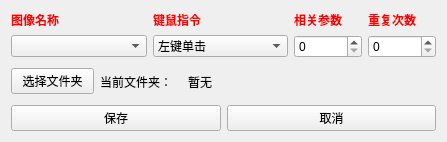
First picture: the form in 窗体/add_instruction.ui, repository FsterThanLight/Clicker, before the edit.
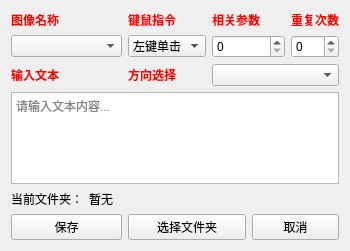
Second picture: the form after the edit. Icons and pictures are not drawn.

```diff
--- a/窗体/add_instruction.ui
+++ b/窗体/add_instruction.ui
@@ -6,8 +6,8 @@
    <rect>
     <x>0</x>
     <y>0</y>
-    <width>447</width>
-    <height>142</height>
+    <width>350</width>
+    <height>251</height>
    </rect>
   </property>
   <property name="windowTitle">
@@ -17,61 +17,8 @@
    <iconset>
     <normaloff>:/按钮图标/图标.png</normaloff>:/按钮图标/图标.png</iconset>
   </property>
-  <layout class="QGridLayout" name="gridLayout_2">
-   <item row="0" column="0" colspan="2">
-    <layout class="QGridLayout" name="gridLayout" columnstretch="2,2,1,1">
-     <item row="0" column="3" rowspan="3">
-      <widget class="QLabel" name="label_4">
-       <property name="palette">
-        <palette>
-         <active>
-          <colorrole role="WindowText">
-           <brush brushstyle="SolidPattern">
-            <color alpha="255">
-             <red>255</red>
-             <green>0</green>
-             <blue>0</blue>
-            </color>
-           </brush>
-          </colorrole>
-         </active>
-         <inactive>
-          <colorrole role="WindowText">
-           <brush brushstyle="SolidPattern">
-            <color alpha="255">
-             <red>255</red>
-             <green>0</green>
-             <blue>0</blue>
-            </color>
-           </brush>
-          </colorrole>
-         </inactive>
-         <disabled>
-          <colorrole role="WindowText">
-           <brush brushstyle="SolidPattern">
-            <color alpha="255">
-             <red>120</red>
-             <green>120</green>
-             <blue>120</blue>
-            </color>
-           </brush>
-          </colorrole>
-         </disabled>
-        </palette>
-       </property>
-       <property name="font">
-        <font>
-         <family>微软雅黑</family>
-         <weight>75</weight>
-         <bold>true</bold>
-        </font>
-       </property>
-       <property name="text">
-        <string>重复次数</string>
-       </property>
-      </widget>
-     </item>
-     <item row="0" column="2" rowspan="3">
+  <layout class="QGridLayout" name="gridLayout">
+   <item row="0" column="3" colspan="2">
       <widget class="QLabel" name="label_3">
        <property name="palette">
         <palette>
@@ -122,7 +69,157 @@
        </property>
       </widget>
      </item>
-     <item row="3" column="1" rowspan="2">
+   <item row="0" column="5">
+    <widget class="QLabel" name="label_4">
+     <property name="palette">
+      <palette>
+       <active>
+        <colorrole role="WindowText">
+         <brush brushstyle="SolidPattern">
+          <color alpha="255">
+           <red>255</red>
+           <green>0</green>
+           <blue>0</blue>
+          </color>
+         </brush>
+        </colorrole>
+       </active>
+       <inactive>
+        <colorrole role="WindowText">
+         <brush brushstyle="SolidPattern">
+          <color alpha="255">
+           <red>255</red>
+           <green>0</green>
+           <blue>0</blue>
+          </color>
+         </brush>
+        </colorrole>
+       </inactive>
+       <disabled>
+        <colorrole role="WindowText">
+         <brush brushstyle="SolidPattern">
+          <color alpha="255">
+           <red>120</red>
+           <green>120</green>
+           <blue>120</blue>
+          </color>
+         </brush>
+        </colorrole>
+       </disabled>
+      </palette>
+     </property>
+     <property name="font">
+      <font>
+       <family>微软雅黑</family>
+       <weight>75</weight>
+       <bold>true</bold>
+      </font>
+     </property>
+     <property name="text">
+      <string>重复次数</string>
+     </property>
+    </widget>
+   </item>
+   <item row="1" column="3" colspan="2">
+    <widget class="QSpinBox" name="spinBox"/>
+   </item>
+   <item row="1" column="5">
+    <widget class="QSpinBox" name="spinBox_2"/>
+   </item>
+   <item row="2" column="0">
+    <widget class="QLabel" name="label_7">
+     <property name="palette">
+      <palette>
+       <active>
+        <colorrole role="WindowText">
+         <brush brushstyle="SolidPattern">
+          <color alpha="255">
+           <red>255</red>
+           <green>0</green>
+           <blue>0</blue>
+          </color>
+         </brush>
+        </colorrole>
+       </active>
+       <inactive>
+        <colorrole role="WindowText">
+         <brush brushstyle="SolidPattern">
+          <color alpha="255">
+           <red>255</red>
+           <green>0</green>
+           <blue>0</blue>
+          </color>
+         </brush>
+        </colorrole>
+       </inactive>
+       <disabled>
+        <colorrole role="WindowText">
+         <brush brushstyle="SolidPattern">
+          <color alpha="255">
+           <red>120</red>
+           <green>120</green>
+           <blue>120</blue>
+          </color>
+         </brush>
+        </colorrole>
+       </disabled>
+      </palette>
+     </property>
+     <property name="font">
+      <font>
+       <family>微软雅黑</family>
+       <weight>75</weight>
+       <bold>true</bold>
+      </font>
+     </property>
+     <property name="text">
+      <string>输入文本</string>
+     </property>
+    </widget>
+   </item>
+   <item row="3" column="0" rowspan="3" colspan="6">
+    <widget class="QTextEdit" name="textEdit">
+     <property name="placeholderText">
+      <string>请输入文本内容...</string>
+     </property>
+    </widget>
+   </item>
+   <item row="7" column="0">
+    <widget class="QLabel" name="label_5">
+     <property name="text">
+      <string>当前文件夹：</string>
+     </property>
+    </widget>
+   </item>
+   <item row="7" column="1" colspan="5">
+    <widget class="QLabel" name="label_6">
+     <property name="text">
+      <string>暂无</string>
+     </property>
+    </widget>
+   </item>
+   <item row="8" column="4" colspan="2">
+    <widget class="QPushButton" name="pushButton_2">
+     <property name="text">
+      <string>取消</string>
+     </property>
+    </widget>
+   </item>
+   <item row="8" column="2" colspan="2">
+    <widget class="QPushButton" name="pushButton_3">
+     <property name="text">
+      <string>选择文件夹</string>
+     </property>
+    </widget>
+   </item>
+   <item row="8" column="0" colspan="2">
+    <widget class="QPushButton" name="pushButton">
+     <property name="text">
+      <string>保存</string>
+     </property>
+    </widget>
+   </item>
+   <item row="1" column="2">
       <widget class="QComboBox" name="comboBox_2">
        <item>
         <property name="text">
@@ -154,69 +251,17 @@
          <string>内容输入</string>
         </property>
        </item>
-      </widget>
-     </item>
-     <item row="0" column="0" rowspan="3">
-      <widget class="QLabel" name="label">
-       <property name="palette">
-        <palette>
-         <active>
-          <colorrole role="WindowText">
-           <brush brushstyle="SolidPattern">
-            <color alpha="255">
-             <red>255</red>
-             <green>0</green>
-             <blue>0</blue>
-            </color>
-           </brush>
-          </colorrole>
-         </active>
-         <inactive>
-          <colorrole role="WindowText">
-           <brush brushstyle="SolidPattern">
-            <color alpha="255">
-             <red>255</red>
-             <green>0</green>
-             <blue>0</blue>
-            </color>
-           </brush>
-          </colorrole>
-         </inactive>
-         <disabled>
-          <colorrole role="WindowText">
-           <brush brushstyle="SolidPattern">
-            <color alpha="255">
-             <red>120</red>
-             <green>120</green>
-             <blue>120</blue>
-            </color>
-           </brush>
-          </colorrole>
-         </disabled>
-        </palette>
-       </property>
-       <property name="font">
-        <font>
-         <family>微软雅黑</family>
-         <weight>75</weight>
-         <bold>true</bold>
-        </font>
-       </property>
+     <item>
        <property name="text">
-        <string>图像名称</string>
-       </property>
-      </widget>
-     </item>
-     <item row="3" column="2" rowspan="2">
-      <widget class="QSpinBox" name="spinBox"/>
-     </item>
-     <item row="3" column="0" rowspan="2">
+       <string>鼠标滑动</string>
+      </property>
+     </item>
+    </widget>
+   </item>
+   <item row="1" column="0" colspan="2">
       <widget class="QComboBox" name="comboBox"/>
      </item>
-     <item row="3" column="3" rowspan="2">
-      <widget class="QSpinBox" name="spinBox_2"/>
-     </item>
-     <item row="0" column="1" rowspan="3">
+   <item row="0" column="2">
       <widget class="QLabel" name="label_2">
        <property name="palette">
         <palette>
@@ -267,47 +312,111 @@
        </property>
       </widget>
      </item>
-    </layout>
-   </item>
-   <item row="1" column="0" colspan="2">
-    <layout class="QHBoxLayout" name="horizontalLayout" stretch="1,1,3">
-     <item>
-      <widget class="QPushButton" name="pushButton_3">
-       <property name="text">
-        <string>选择文件夹</string>
-       </property>
-      </widget>
-     </item>
-     <item>
-      <widget class="QLabel" name="label_5">
-       <property name="text">
-        <string>当前文件夹：</string>
-       </property>
-      </widget>
-     </item>
-     <item>
-      <widget class="QLabel" name="label_6">
+   <item row="0" column="0" colspan="2">
+    <widget class="QLabel" name="label">
+     <property name="palette">
+      <palette>
+       <active>
+        <colorrole role="WindowText">
+         <brush brushstyle="SolidPattern">
+          <color alpha="255">
+           <red>255</red>
+           <green>0</green>
+           <blue>0</blue>
+          </color>
+         </brush>
+        </colorrole>
+       </active>
+       <inactive>
+        <colorrole role="WindowText">
+         <brush brushstyle="SolidPattern">
+          <color alpha="255">
+           <red>255</red>
+           <green>0</green>
+           <blue>0</blue>
+          </color>
+         </brush>
+        </colorrole>
+       </inactive>
+       <disabled>
+        <colorrole role="WindowText">
+         <brush brushstyle="SolidPattern">
+          <color alpha="255">
+           <red>120</red>
+           <green>120</green>
+           <blue>120</blue>
+          </color>
+         </brush>
+        </colorrole>
+       </disabled>
+      </palette>
+     </property>
+     <property name="font">
+      <font>
+       <family>微软雅黑</family>
+       <weight>75</weight>
+       <bold>true</bold>
+      </font>
+     </property>
        <property name="text">
-        <string>暂无</string>
+      <string>图像名称</string>
        </property>
       </widget>
      </item>
-    </layout>
-   </item>
-   <item row="2" column="0">
-    <widget class="QPushButton" name="pushButton">
-     <property name="text">
-      <string>保存</string>
+   <item row="2" column="2">
+    <widget class="QLabel" name="label_8">
+     <property name="palette">
+      <palette>
+       <active>
+        <colorrole role="WindowText">
+         <brush brushstyle="SolidPattern">
+          <color alpha="255">
+           <red>255</red>
+           <green>0</green>
+           <blue>0</blue>
+          </color>
+         </brush>
+        </colorrole>
+       </active>
+       <inactive>
+        <colorrole role="WindowText">
+         <brush brushstyle="SolidPattern">
+          <color alpha="255">
+           <red>255</red>
+           <green>0</green>
+           <blue>0</blue>
+          </color>
+         </brush>
+        </colorrole>
+       </inactive>
+       <disabled>
+        <colorrole role="WindowText">
+         <brush brushstyle="SolidPattern">
+          <color alpha="255">
+           <red>120</red>
+           <green>120</green>
+           <blue>120</blue>
+          </color>
+         </brush>
+        </colorrole>
+       </disabled>
+      </palette>
      </property>
-    </widget>
-   </item>
-   <item row="2" column="1">
-    <widget class="QPushButton" name="pushButton_2">
+     <property name="font">
+      <font>
+       <family>微软雅黑</family>
+       <weight>75</weight>
+       <bold>true</bold>
+      </font>
+     </property>
      <property name="text">
-      <string>取消</string>
+      <string>方向选择</string>
      </property>
     </widget>
    </item>
+   <item row="2" column="3" colspan="3">
+    <widget class="QComboBox" name="comboBox_3"/>
+   </item>
   </layout>
  </widget>
  <resources>
```
Lines whose indentation alone changed are shown as unchanged.
